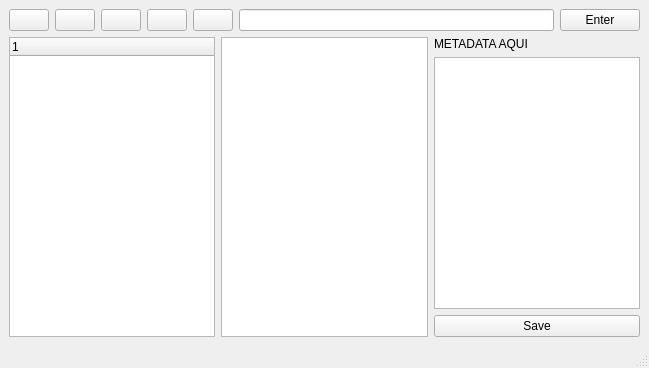
The window that mainwindow.ui (JustPreo/Proyecto-Estru-1) describes before a commit, drawn with Qt 5.
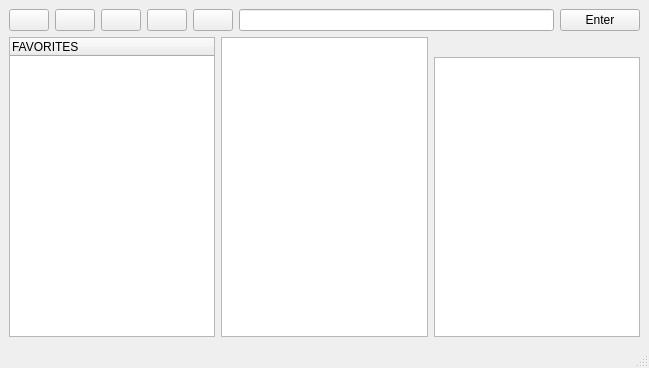
The same window after the commit. Icons and pictures are not drawn.

What changed in the file:
```diff
--- a/mainwindow.ui
+++ b/mainwindow.ui
@@ -86,7 +86,13 @@
     <item>
      <layout class="QHBoxLayout" name="horizontalLayout_3">
       <item>
-       <widget class="QTreeWidget" name="treeView"/>
+       <widget class="QTreeWidget" name="treeView">
+        <column>
+         <property name="text">
+          <string>FAVORITES</string>
+         </property>
+        </column>
+       </widget>
       </item>
       <item>
        <widget class="QTreeWidget" name="treeWidget">
@@ -111,20 +117,13 @@
         <item>
          <widget class="QLabel" name="label">
           <property name="text">
-           <string>METADATA AQUI</string>
+           <string/>
           </property>
          </widget>
         </item>
         <item>
          <widget class="QPlainTextEdit" name="plainTextEdit"/>
         </item>
-        <item>
-         <widget class="QPushButton" name="saveFileButton">
-          <property name="text">
-           <string>Save</string>
-          </property>
-         </widget>
-        </item>
        </layout>
       </item>
      </layout>
```
Left out of the diff: 2 changed lines with no effect on the pictures.
